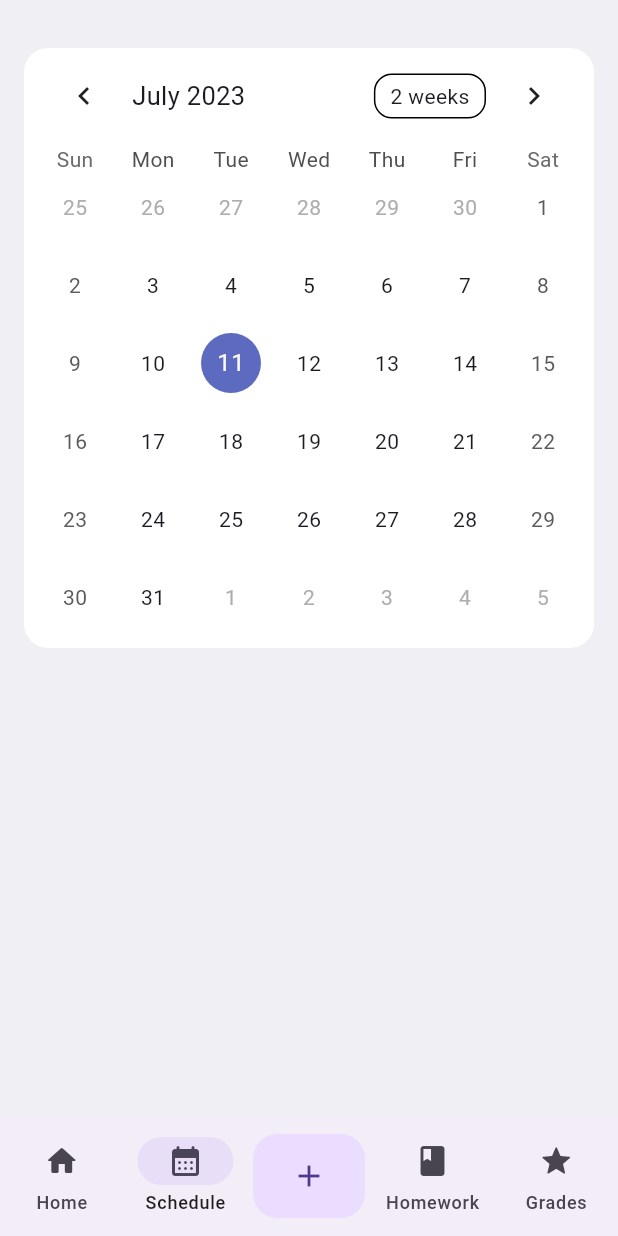
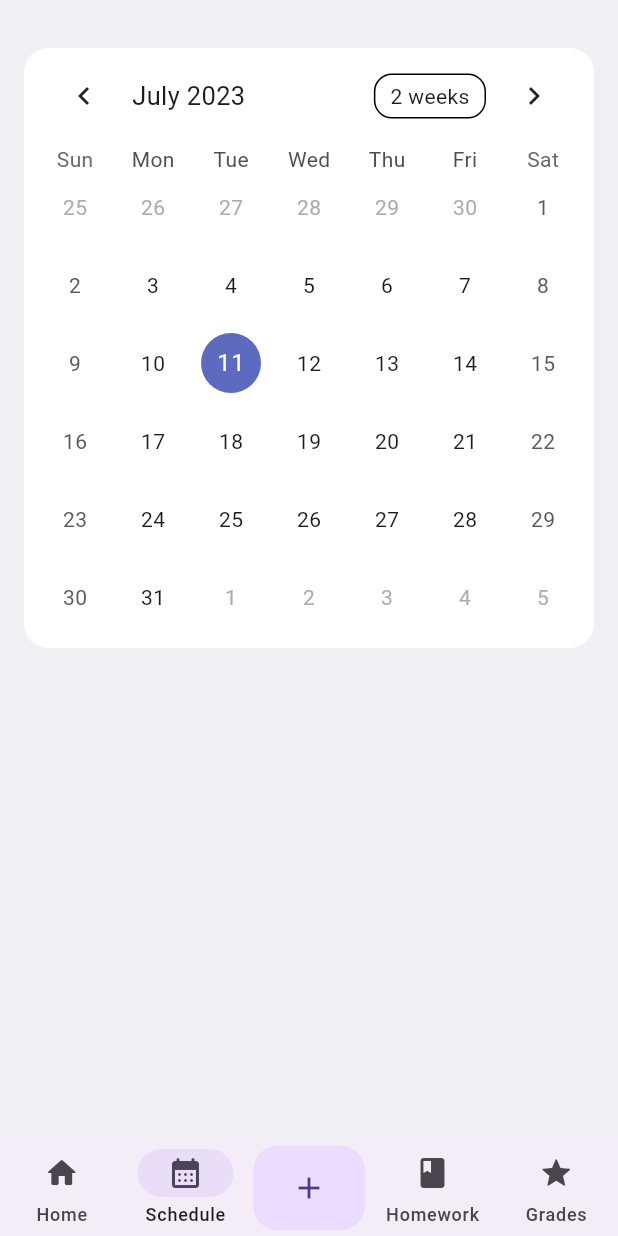
Before and after one commit to GeorgeEu/scentia, a Flutter app: the screen it shows after launch, item 2 of the bottom bar chosen, on a phone screen of 412 x 824 dp. Run offline on Flutter 3.47's test engine with Material 2 defaults, Android fonts, the phone set to English and light mode, and no system bars; drawn by our look-alikes of table_calendar; our stand-ins replace dots_indicator.

Commit message:
Changing the height of the nav bar

```diff
--- a/lib/components/bottom_bar/bottom_bar.dart
+++ b/lib/components/bottom_bar/bottom_bar.dart
@@ -80,6 +80,7 @@ class _BottomBarState extends State<BottomBar> {
     return Scaffold(
       body: _widgetOptions[_selectedIndex],
       bottomNavigationBar: NavigationBar(
+        height: 64,
         destinations: [
           NavigationDestination(
             icon: Icon(Icons.home_rounded),
--- a/lib/pages/main_page.dart
+++ b/lib/pages/main_page.dart
@@ -1,10 +1,8 @@
 import 'package:card_test/components/events/events.dart';
-import 'package:card_test/components/home_work/full_hw/home_work.dart';
 import 'package:card_test/components/schedule/weakly_schedule.dart';
 import 'package:flutter/cupertino.dart';
 import 'package:flutter/material.dart';
 import 'package:card_test/data/events_data/events_data.dart';
-import 'package:card_test/data/home_work_data/home_work_data.dart';
 
 class Main_Page extends StatefulWidget {
   const Main_Page({Key? key}) : super(key: key);
@@ -19,6 +17,7 @@ class _MainPageState extends State<Main_Page> {
   Widget build(BuildContext context) {
     return Scaffold(
         appBar: AppBar(
+          elevation: 0,
           backgroundColor: const Color(0xffefeff4),
           title: const Text("11A, American International School Progress"),
         ),
```
